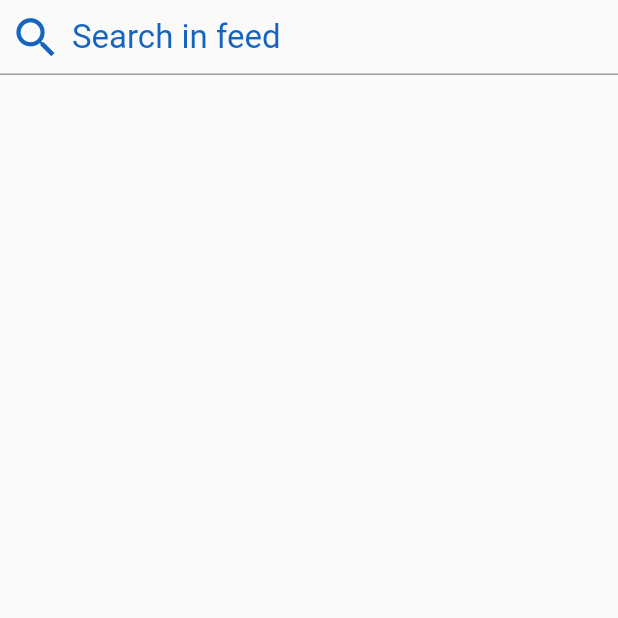
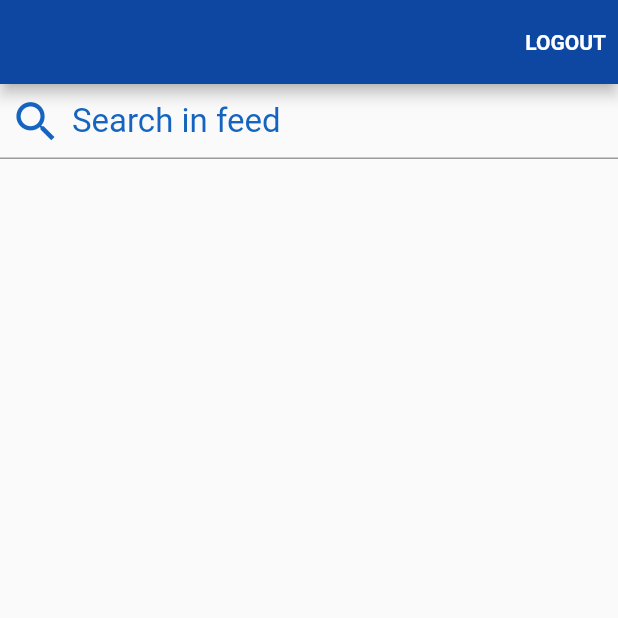
Before and after one commit to muhammedsaheerck/muhammedsaheerck-social, a Flutter app: the ScreenHome screen opened directly, on a phone screen of 412 x 824 dp, the top half of it. Run offline on Flutter 3.47's test engine with Material 2 defaults, Android fonts, the phone set to English and light mode, and no system bars; our stand-ins replace dio, firebase_auth, firebase_core; accounts and stored records are empty.

```diff
--- a/lib/main.dart
+++ b/lib/main.dart
@@ -5,13 +5,13 @@ import 'package:provider/provider.dart';
 import 'package:social/application/Auth/auth_provider.dart';
 import 'package:social/application/home/home_provider.dart';
 import 'package:social/presentation/auth/screen_auth.dart';
-import 'package:social/presentation/auth/screen_login.dart';
-import 'package:social/presentation/home/screen_home.dart';
 
 void main() async {
   WidgetsFlutterBinding.ensureInitialized();
   await Firebase.initializeApp();
-
+  SystemChrome.setSystemUIOverlayStyle(const SystemUiOverlayStyle(
+    statusBarColor: Colors.transparent,
+  ));
   runApp(const MyApp());
 }
 
--- a/lib/presentation/auth/screen_login.dart
+++ b/lib/presentation/auth/screen_login.dart
@@ -168,6 +168,8 @@ class ScreenLogin extends StatelessWidget {
       if (formkey.currentState!.validate()) {
         await Provider.of<AuthProvider>(context, listen: false)
             .signInWithemail(email, pass, context);
+        signInEmailCOntroller.clear();
+        signInPasswordCOntroller.clear();
         await Provider.of<HomeProvider>(context, listen: false).getArticles();
 
         // Navigator.of(context).pushReplacement(MaterialPageRoute(
--- a/lib/presentation/home/screen_home.dart
+++ b/lib/presentation/home/screen_home.dart
@@ -1,5 +1,6 @@
 import 'package:flutter/material.dart';
 import 'package:provider/provider.dart';
+import 'package:social/application/Auth/auth_provider.dart';
 import 'package:social/application/home/home_provider.dart';
 import 'package:social/core/core_datas.dart';
 
@@ -10,11 +11,26 @@ class ScreenHome extends StatelessWidget {
   Widget build(BuildContext context) {
     return SafeArea(
       child: Scaffold(
+        appBar: AppBar(
+          backgroundColor: Colors.blue.shade900,
+          actions: [
+            TextButton(
+                onPressed: () {
+                  Provider.of<AuthProvider>(context, listen: false)
+                      .signOut(context);
+                },
+                child: const Text(
+                  "LOGOUT",
+                  style: TextStyle(
+                      color: Colors.white, fontWeight: FontWeight.bold),
+                ))
+          ],
+        ),
         body: ListView(
           children: [
             Consumer<HomeProvider>(builder: (context, valuePro, child) {
               return TextField(
-                controller: valuePro.controller,
+                  controller: valuePro.controller,
                   onChanged: (value) => valuePro.searchNews(value),
                   decoration: InputDecoration(
                       hintText: "Search in feed",
```
Also changed, not shown: lib/application/Auth/auth_provider.dart (+16 -1 lines), lib/presentation/auth/screen_signup.dart (+7 -0 lines).
